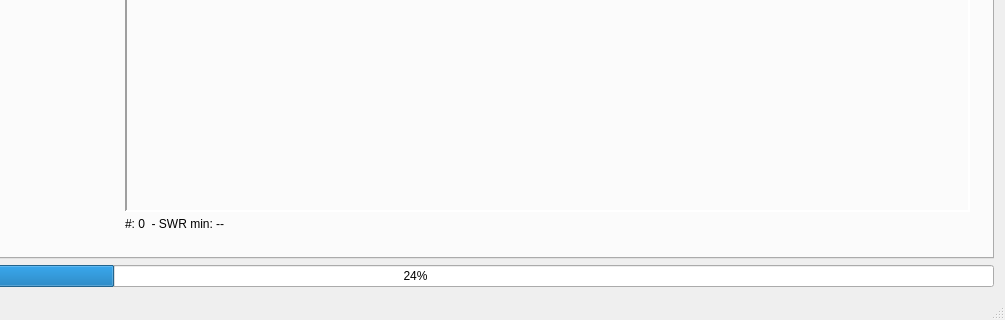
Qt form analyzer/mainwindow.ui (fcgdam/Antenna-Analyzer-Client) before a commit; both pictures show x 174 to 1179 and y 348 to 668 of the 1179 by 668 pixel window.
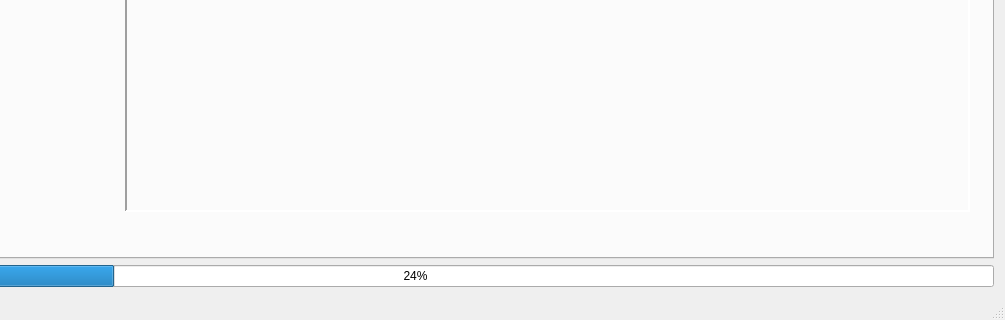
The same form after that commit. Icons and pictures are not drawn. Custom widgets are drawn as their Qt base class.

```diff
--- a/analyzer/mainwindow.ui
+++ b/analyzer/mainwindow.ui
@@ -1395,19 +1395,37 @@
                 <height>20</height>
                </size>
               </property>
-              <widget class="QLabel" name="monStatus">
+              <widget class="QWidget" name="">
                <property name="geometry">
                 <rect>
                  <x>0</x>
                  <y>0</y>
-                 <width>231</width>
-                 <height>17</height>
+                 <width>871</width>
+                 <height>22</height>
                 </rect>
                </property>
+               <layout class="QHBoxLayout" name="horizontalLayout_5">
+                <item>
+                 <widget class="QLabel" name="monStatus">
                <property name="text">
                 <string>#: 0  - SWR min: --</string>
                </property>
               </widget>
+                </item>
+                <item>
+                 <spacer name="horizontalSpacer_2">
+                  <property name="orientation">
+                   <enum>Qt::Horizontal</enum>
+                  </property>
+                  <property name="sizeHint" stdset="0">
+                   <size>
+                    <width>68</width>
+                    <height>20</height>
+                   </size>
+                  </property>
+                 </spacer>
+                </item>
+                <item>
               <widget class="QLabel" name="monCursor">
                <property name="geometry">
                 <rect>
@@ -1420,6 +1438,9 @@
                <property name="text">
                 <string/>
                </property>
+                 </widget>
+                </item>
+               </layout>
               </widget>
              </widget>
             </item>
```
Left out of the diff: 8 changed lines with no effect on the pictures. Lines whose indentation alone changed are shown as unchanged.
